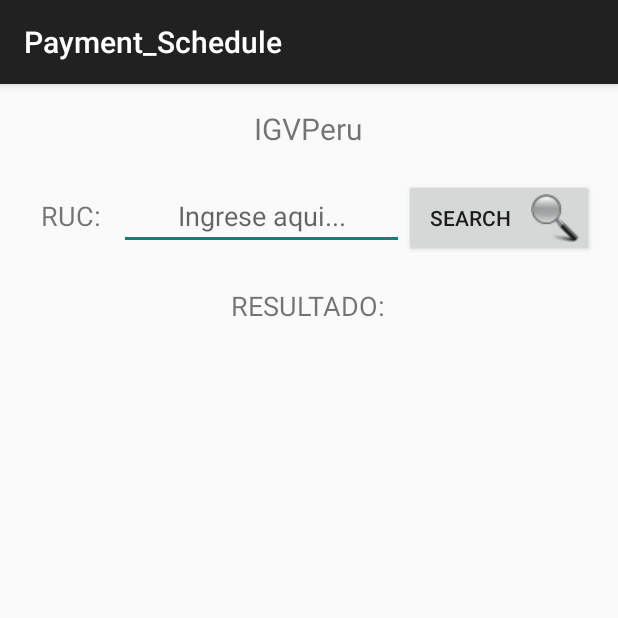
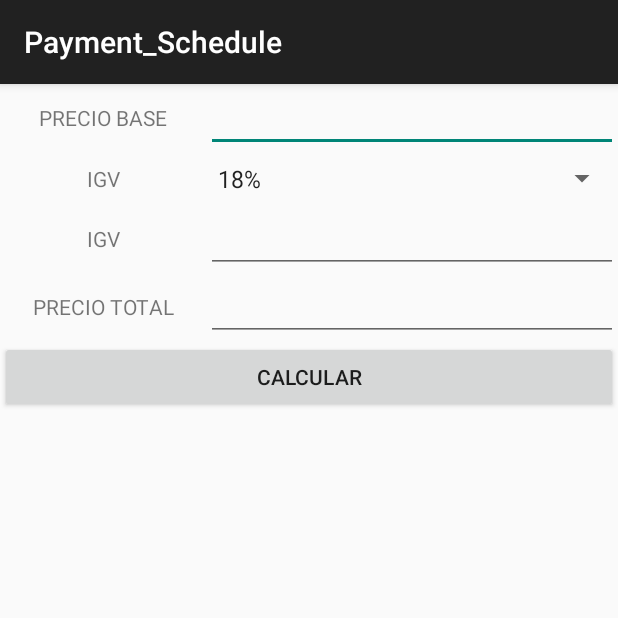
Before and after one commit to doapps/IGVPeru, an Android app: the screen it shows after launch (Payment_Schedule before the commit, Calculator_Activity after it), on a phone screen of 412 x 824 dp, the top half of it. Run offline under Robolectric (Android 15) with nearby library versions, the light colour scheme and no system bars.

Commit message:
Interface listo

```diff
--- a/app/src/main/AndroidManifest.xml
+++ b/app/src/main/AndroidManifest.xml
@@ -24,6 +24,10 @@
             android:name=".Payment_Schedule"
             android:label="@string/title_activity_payment__schedule" >
         </activity>
+        <activity
+            android:name=".Calculator_Activity"
+            android:label="@string/title_activity_payment__schedule" >
+        </activity>
     </application>
 
 </manifest>
--- /dev/null
+++ b/app/src/main/java/me/doapps/igvperu/Calculator_Activity.java
@@ -0,0 +1,35 @@
+package me.doapps.igvperu;
+
+import android.os.Bundle;
+import android.support.v7.app.ActionBarActivity;
+import android.widget.ArrayAdapter;
+import android.widget.Spinner;
+
+import java.util.ArrayList;
+
+/**
+ * Created by Bryam on 13/01/2015.
+ */
+public class Calculator_Activity extends ActionBarActivity{
+
+    private Spinner spnIgv;
+    private ArrayList<String> igvs;
+
+    @Override
+    protected void onCreate(Bundle savedInstanceState) {
+        super.onCreate(savedInstanceState);
+        setContentView(R.layout.activity_calculator);
+        spnIgv = (Spinner)findViewById(R.id.spnIgv);
+        igvs = new ArrayList<String>();
+        igvs.add("18%");
+        igvs.add("19%");
+
+        ArrayAdapter<String>dataAdapter = new ArrayAdapter<String>(this,android.R.layout.simple_spinner_item,igvs);
+
+        dataAdapter.setDropDownViewResource(android.R.layout.simple_spinner_dropdown_item);
+        spnIgv.setAdapter(dataAdapter);
+
+
+
+    }
+}
--- a/app/src/main/java/me/doapps/igvperu/MainActivity.java
+++ b/app/src/main/java/me/doapps/igvperu/MainActivity.java
@@ -19,7 +19,7 @@ public class MainActivity extends ActionBarActivity {
         new Handler().postDelayed(new Runnable() {
             @Override
             public void run() {
-                Intent intent = new Intent(MainActivity.this, Payment_Schedule.class);
+                Intent intent = new Intent(MainActivity.this, Calculator_Activity.class);
                 startActivity(intent);
                 finish();
             }
--- /dev/null
+++ b/app/src/main/res/layout/activity_calculator.xml
@@ -0,0 +1,101 @@
+<?xml version="1.0" encoding="utf-8"?>
+<ScrollView xmlns:android="http://schemas.android.com/apk/res/android"
+    android:layout_width="match_parent"
+    android:layout_height="match_parent"
+    android:fillViewport="false"
+    >
+
+    <LinearLayout
+     android:layout_width="match_parent"
+     android:layout_height="match_parent"
+     android:orientation="vertical"
+        >
+        <LinearLayout
+            android:orientation="horizontal"
+            android:layout_width="match_parent"
+            android:layout_height="wrap_content">
+
+            <TextView
+                android:gravity="center"
+                android:layout_weight="1"
+                android:layout_width="0dp"
+                android:layout_height="match_parent"
+                android:text="PRECIO BASE"/>
+
+            <EditText
+                android:layout_weight="2"
+                android:layout_width="0dp"
+                android:layout_height="wrap_content" />
+
+        </LinearLayout>
+
+        <LinearLayout
+            android:orientation="horizontal"
+            android:layout_width="match_parent"
+            android:layout_height="wrap_content">
+
+            <TextView
+                android:gravity="center"
+                android:layout_weight="1"
+                android:layout_width="0dp"
+                android:layout_height="match_parent"
+                android:text="IGV"/>
+
+            <Spinner
+                android:layout_weight="2"
+                android:layout_width="0dp"
+                android:layout_height="35dp"
+                android:id="@+id/spnIgv"
+
+
+            />
+
+        </LinearLayout>
+
+        <LinearLayout
+            android:orientation="horizontal"
+            android:layout_width="match_parent"
+            android:layout_height="wrap_content">
+
+            <TextView
+                android:gravity="center"
+                android:layout_weight="1"
+                android:layout_width="0dp"
+                android:layout_height="match_parent"
+                android:text="IGV"/>
+
+            <EditText
+                android:layout_weight="2"
+                android:layout_width="0dp"
+                android:layout_height="wrap_content" />
+
+        </LinearLayout>
+
+        <LinearLayout
+            android:orientation="horizontal"
+            android:layout_width="match_parent"
+            android:layout_height="wrap_content">
+
+            <TextView
+                android:gravity="center"
+                android:layout_weight="1"
+                android:layout_width="0dp"
+                android:layout_height="match_parent"
+                android:text="PRECIO TOTAL"/>
+
+            <EditText
+                android:layout_weight="2"
+                android:layout_width="0dp"
+                android:layout_height="wrap_content" />
+
+        </LinearLayout>
+
+        <Button
+            android:layout_width="match_parent"
+            android:layout_height="wrap_content"
+            android:text="CALCULAR"/>
+
+     </LinearLayout>
+
+
+</ScrollView>
```
Also changed, not shown: 1 other file.
